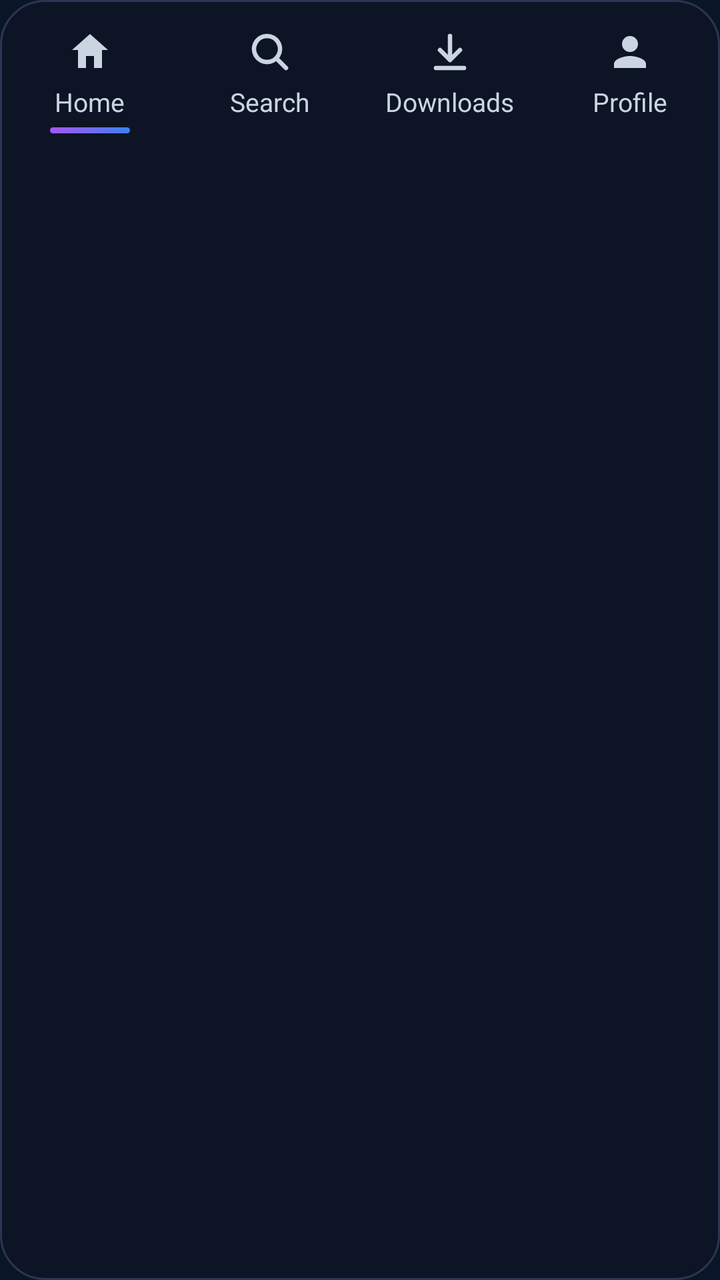
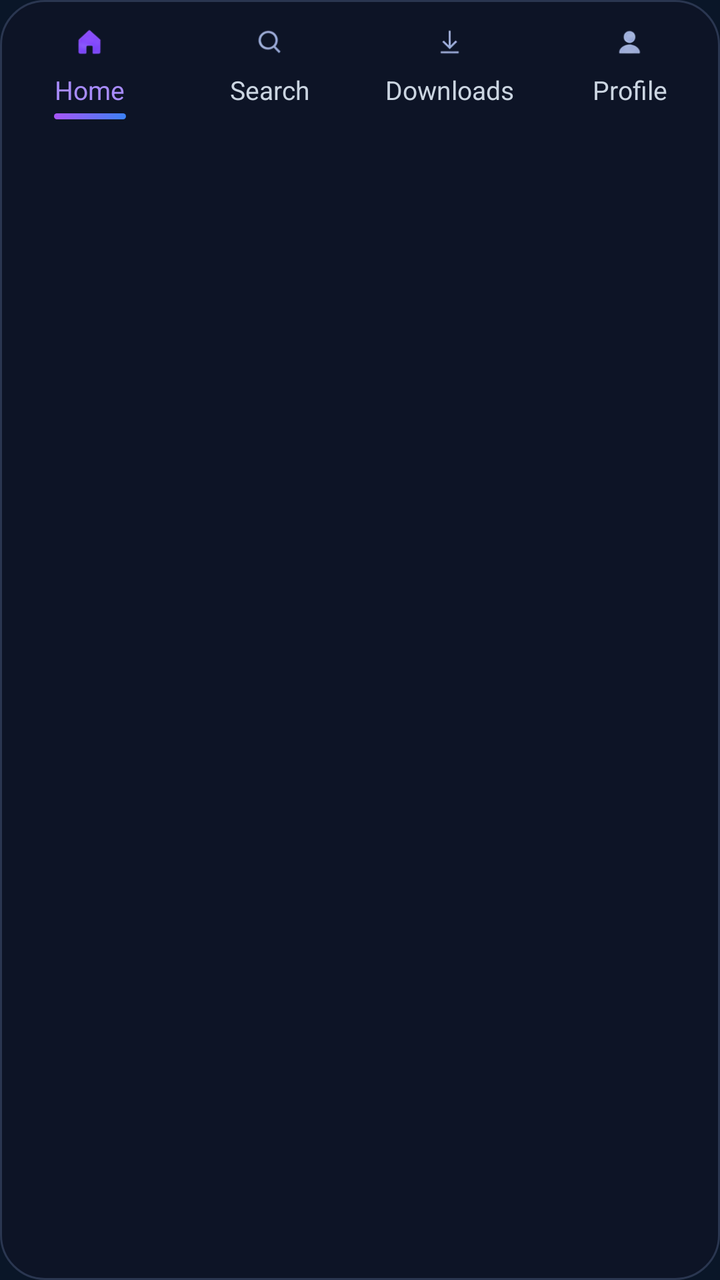

Two renders of the same Android screen: before a commit and after it. Below are the layout's source before the change and the commit's diff.
<!-- AndroidManifest.xml: application theme Theme.StreamArcTV -->
<!-- res/layout/view_nav_bar.xml -->
<?xml version="1.0" encoding="utf-8"?>
<LinearLayout xmlns:android="http://schemas.android.com/apk/res/android"
    xmlns:app="http://schemas.android.com/apk/res-auto"
    android:id="@+id/navBar"
    android:layout_width="match_parent"
    android:layout_height="wrap_content"
    android:background="@drawable/bg_nav_bar"
    android:orientation="horizontal"
    android:paddingTop="6dp"
    android:paddingBottom="6dp">

    <LinearLayout android:id="@+id/navHome" style="@style/NavItem">
        <ImageView android:layout_width="24dp" android:layout_height="24dp" android:contentDescription="@null" android:src="@drawable/ic_home" app:tint="@color/nav_item_tint"  android:duplicateParentState="true" />
        <TextView style="@style/NavLabel" android:text="@string/nav_home" android:duplicateParentState="true" />
        <View android:id="@+id/navHomeIndicator" android:layout_width="40dp" android:layout_height="3dp" android:layout_marginTop="4dp" android:background="@drawable/hero_accent_bar" />
    </LinearLayout>

    <LinearLayout android:id="@+id/navSearch" style="@style/NavItem">
        <ImageView android:layout_width="24dp" android:layout_height="24dp" android:contentDescription="@null" android:src="@drawable/ic_search" app:tint="@color/nav_item_tint"  android:duplicateParentState="true" />
        <TextView style="@style/NavLabel" android:text="@string/nav_search" android:duplicateParentState="true" />
        <View android:layout_width="40dp" android:layout_height="3dp" android:layout_marginTop="4dp" />
    </LinearLayout>

    <LinearLayout android:id="@+id/navDownloads" style="@style/NavItem">
        <ImageView android:layout_width="24dp" android:layout_height="24dp" android:contentDescription="@null" android:src="@drawable/ic_download" app:tint="@color/nav_item_tint"  android:duplicateParentState="true" />
        <TextView style="@style/NavLabel" android:text="@string/nav_downloads" android:duplicateParentState="true" />
        <View android:layout_width="40dp" android:layout_height="3dp" android:layout_marginTop="4dp" />
    </LinearLayout>

    <LinearLayout android:id="@+id/navProfile" style="@style/NavItem">
        <ImageView android:layout_width="24dp" android:layout_height="24dp" android:contentDescription="@null" android:src="@drawable/ic_person" app:tint="@color/nav_item_tint"  android:duplicateParentState="true" />
        <TextView style="@style/NavLabel" android:text="@string/nav_profile" android:duplicateParentState="true" />
        <View android:layout_width="40dp" android:layout_height="3dp" android:layout_marginTop="4dp" />
    </LinearLayout>
</LinearLayout>
<!-- resources referenced by this layout -->
<resources>
  <!-- drawable bg_nav_bar (drawable) -->
  <?xml version="1.0" encoding="utf-8"?>
  <shape xmlns:android="http://schemas.android.com/apk/res/android" android:shape="rectangle">
      <corners android:radius="22dp" />
      <solid android:color="#CC0E1526" />
      <stroke android:width="1dp" android:color="#2A3650" />
  </shape>
  <!-- drawable hero_accent_bar (drawable) -->
  <?xml version="1.0" encoding="utf-8"?>
  <shape xmlns:android="http://schemas.android.com/apk/res/android" android:shape="rectangle">
      <corners android:radius="2dp" />
      <gradient android:angle="0" android:startColor="#A855F7" android:endColor="#3B82F6" />
  </shape>
  <!-- drawable ic_download (drawable) -->
  <?xml version="1.0" encoding="utf-8"?>
  <vector xmlns:android="http://schemas.android.com/apk/res/android" android:width="24dp" android:height="24dp" android:viewportWidth="24" android:viewportHeight="24">
      <path android:fillColor="#00000000" android:strokeColor="#FFFFFF" android:strokeWidth="2.2" android:strokeLineCap="round" android:strokeLineJoin="round" android:pathData="M12,4 V15 M7,11 L12,16 L17,11 M5,20 H19" />
  </vector>
  <!-- drawable ic_home (drawable) -->
  <?xml version="1.0" encoding="utf-8"?>
  <vector xmlns:android="http://schemas.android.com/apk/res/android" android:width="24dp" android:height="24dp" android:viewportWidth="24" android:viewportHeight="24">
      <path android:fillColor="#FFFFFF" android:pathData="M12,3l9,8h-3v9h-4v-6h-4v6H6v-9H3z" />
  </vector>
  <!-- drawable ic_person (drawable) -->
  <?xml version="1.0" encoding="utf-8"?>
  <vector xmlns:android="http://schemas.android.com/apk/res/android" android:width="24dp" android:height="24dp" android:viewportWidth="24" android:viewportHeight="24">
      <path android:fillColor="#FFFFFF" android:pathData="M12,12c2.21,0 4,-1.79 4,-4s-1.79,-4 -4,-4 -4,1.79 -4,4 1.79,4 4,4zM12,14c-2.67,0 -8,1.34 -8,4v2h16v-2c0,-2.66 -5.33,-4 -8,-4z" />
  </vector>
  <!-- drawable ic_search (drawable) -->
  <?xml version="1.0" encoding="utf-8"?>
  <vector xmlns:android="http://schemas.android.com/apk/res/android" android:width="24dp" android:height="24dp" android:viewportWidth="24" android:viewportHeight="24">
      <path android:fillColor="#00000000" android:strokeColor="#FFFFFF" android:strokeWidth="2.2" android:strokeLineCap="round" android:pathData="M10.5,4 a6.5,6.5 0 1,0 0.01,0 z M15.2,15.2 L20,20" />
  </vector>
  <string name="nav_downloads">Downloads</string>
  <string name="nav_home">Home</string>
  <string name="nav_profile">Profile</string>
  <string name="nav_search">Search</string>
  <style name="NavLabel">
          <item name="android:layout_width">wrap_content</item>
          <item name="android:layout_height">wrap_content</item>
          <item name="android:layout_marginTop">4dp</item>
          <item name="android:textSize">13sp</item>
          <item name="android:textColor">@color/nav_item_tint</item>
      </style>
  <color name="accent">#22D3EE</color>
  <color name="accent_dark">#7C3AED</color>
  <color name="bg">#0A1628</color>
  <color name="surface">#132A4F</color>
  <color name="text">#F8FAFC</color>
  <color name="text_muted">#94A3B8</color>
  <style name="Theme.StreamArcTV.Dialog" parent="Theme.MaterialComponents.Dialog.Alert">
          <item name="colorPrimary">@color/accent</item>
          <item name="colorSurface">@color/surface</item>
          <item name="android:textColorPrimary">@color/text</item>
          <item name="android:textColorSecondary">@color/text_muted</item>
          <item name="android:background">@color/surface</item>
      </style>
  <!-- unchanged entries left out for length: 3 -->
</resources>

<!-- the commit's change to res/layout/view_nav_bar.xml (unified diff, before → after) -->
@@ -1,35 +1,34 @@
 <?xml version="1.0" encoding="utf-8"?>
 <LinearLayout xmlns:android="http://schemas.android.com/apk/res/android"
-    xmlns:app="http://schemas.android.com/apk/res-auto"
     android:id="@+id/navBar"
     android:layout_width="match_parent"
     android:layout_height="wrap_content"
     android:background="@drawable/bg_nav_bar"
     android:orientation="horizontal"
-    android:paddingTop="6dp"
-    android:paddingBottom="6dp">
+    android:paddingTop="2dp"
+    android:paddingBottom="2dp">
 
     <LinearLayout android:id="@+id/navHome" style="@style/NavItem">
-        <ImageView android:layout_width="24dp" android:layout_height="24dp" android:contentDescription="@null" android:src="@drawable/ic_home" app:tint="@color/nav_item_tint"  android:duplicateParentState="true" />
-        <TextView style="@style/NavLabel" android:text="@string/nav_home" android:duplicateParentState="true" />
-        <View android:id="@+id/navHomeIndicator" android:layout_width="40dp" android:layout_height="3dp" android:layout_marginTop="4dp" android:background="@drawable/hero_accent_bar" />
+        <ImageView android:layout_width="@dimen/home_nav_icon" android:layout_height="@dimen/home_nav_icon" android:contentDescription="@null" android:src="@drawable/img_nav_home" />
+        <TextView style="@style/NavLabel" android:text="@string/nav_home" android:textColor="#A78BFA" />
+        <View android:layout_width="36dp" android:layout_height="3dp" android:layout_marginTop="3dp" android:background="@drawable/hero_accent_bar" />
     </LinearLayout>
 
     <LinearLayout android:id="@+id/navSearch" style="@style/NavItem">
-        <ImageView android:layout_width="24dp" android:layout_height="24dp" android:contentDescription="@null" android:src="@drawable/ic_search" app:tint="@color/nav_item_tint"  android:duplicateParentState="true" />
-        <TextView style="@style/NavLabel" android:text="@string/nav_search" android:duplicateParentState="true" />
-        <View android:layout_width="40dp" android:layout_height="3dp" android:layout_marginTop="4dp" />
+        <ImageView android:layout_width="@dimen/home_nav_icon" android:layout_height="@dimen/home_nav_icon" android:contentDescription="@null" android:src="@drawable/img_nav_search" />
+        <TextView style="@style/NavLabel" android:text="@string/nav_search" />
+        <View android:layout_width="36dp" android:layout_height="3dp" android:layout_marginTop="3dp" />
     </LinearLayout>
 
     <LinearLayout android:id="@+id/navDownloads" style="@style/NavItem">
-        <ImageView android:layout_width="24dp" android:layout_height="24dp" android:contentDescription="@null" android:src="@drawable/ic_download" app:tint="@color/nav_item_tint"  android:duplicateParentState="true" />
-        <TextView style="@style/NavLabel" android:text="@string/nav_downloads" android:duplicateParentState="true" />
-        <View android:layout_width="40dp" android:layout_height="3dp" android:layout_marginTop="4dp" />
+        <ImageView android:layout_width="@dimen/home_nav_icon" android:layout_height="@dimen/home_nav_icon" android:contentDescription="@null" android:src="@drawable/img_nav_downloads" />
+        <TextView style="@style/NavLabel" android:text="@string/nav_downloads" />
+        <View android:layout_width="36dp" android:layout_height="3dp" android:layout_marginTop="3dp" />
     </LinearLayout>
 
     <LinearLayout android:id="@+id/navProfile" style="@style/NavItem">
-        <ImageView android:layout_width="24dp" android:layout_height="24dp" android:contentDescription="@null" android:src="@drawable/ic_person" app:tint="@color/nav_item_tint"  android:duplicateParentState="true" />
-        <TextView style="@style/NavLabel" android:text="@string/nav_profile" android:duplicateParentState="true" />
-        <View android:layout_width="40dp" android:layout_height="3dp" android:layout_marginTop="4dp" />
+        <ImageView android:layout_width="@dimen/home_nav_icon" android:layout_height="@dimen/home_nav_icon" android:contentDescription="@null" android:src="@drawable/img_nav_profile" />
+        <TextView style="@style/NavLabel" android:text="@string/nav_profile" />
+        <View android:layout_width="36dp" android:layout_height="3dp" android:layout_marginTop="3dp" />
     </LinearLayout>
 </LinearLayout>
<!-- resource entries referenced after the edit -->
@@ -1,5 +1,6 @@
 <!-- resources referenced by this layout -->
 <resources>
+  <dimen name="home_nav_icon">22dp</dimen>
   <!-- drawable bg_nav_bar (drawable) -->
   <?xml version="1.0" encoding="utf-8"?>
   <shape xmlns:android="http://schemas.android.com/apk/res/android" android:shape="rectangle">
@@ -13,26 +14,10 @@
       <corners android:radius="2dp" />
       <gradient android:angle="0" android:startColor="#A855F7" android:endColor="#3B82F6" />
   </shape>
-  <!-- drawable ic_download (drawable) -->
-  <?xml version="1.0" encoding="utf-8"?>
-  <vector xmlns:android="http://schemas.android.com/apk/res/android" android:width="24dp" android:height="24dp" android:viewportWidth="24" android:viewportHeight="24">
-      <path android:fillColor="#00000000" android:strokeColor="#FFFFFF" android:strokeWidth="2.2" android:strokeLineCap="round" android:strokeLineJoin="round" android:pathData="M12,4 V15 M7,11 L12,16 L17,11 M5,20 H19" />
-  </vector>
-  <!-- drawable ic_home (drawable) -->
-  <?xml version="1.0" encoding="utf-8"?>
-  <vector xmlns:android="http://schemas.android.com/apk/res/android" android:width="24dp" android:height="24dp" android:viewportWidth="24" android:viewportHeight="24">
-      <path android:fillColor="#FFFFFF" android:pathData="M12,3l9,8h-3v9h-4v-6h-4v6H6v-9H3z" />
-  </vector>
-  <!-- drawable ic_person (drawable) -->
-  <?xml version="1.0" encoding="utf-8"?>
-  <vector xmlns:android="http://schemas.android.com/apk/res/android" android:width="24dp" android:height="24dp" android:viewportWidth="24" android:viewportHeight="24">
-      <path android:fillColor="#FFFFFF" android:pathData="M12,12c2.21,0 4,-1.79 4,-4s-1.79,-4 -4,-4 -4,1.79 -4,4 1.79,4 4,4zM12,14c-2.67,0 -8,1.34 -8,4v2h16v-2c0,-2.66 -5.33,-4 -8,-4z" />
-  </vector>
-  <!-- drawable ic_search (drawable) -->
-  <?xml version="1.0" encoding="utf-8"?>
-  <vector xmlns:android="http://schemas.android.com/apk/res/android" android:width="24dp" android:height="24dp" android:viewportWidth="24" android:viewportHeight="24">
-      <path android:fillColor="#00000000" android:strokeColor="#FFFFFF" android:strokeWidth="2.2" android:strokeLineCap="round" android:pathData="M10.5,4 a6.5,6.5 0 1,0 0.01,0 z M15.2,15.2 L20,20" />
-  </vector>
+  <!-- drawable img_nav_downloads: png bitmap (drawable-xhdpi, 1229 bytes) -->
+  <!-- drawable img_nav_home: png bitmap (drawable-xhdpi, 2009 bytes) -->
+  <!-- drawable img_nav_profile: png bitmap (drawable-xhdpi, 1799 bytes) -->
+  <!-- drawable img_nav_search: png bitmap (drawable-xhdpi, 1866 bytes) -->
   <string name="nav_downloads">Downloads</string>
   <string name="nav_home">Home</string>
   <string name="nav_profile">Profile</string>
